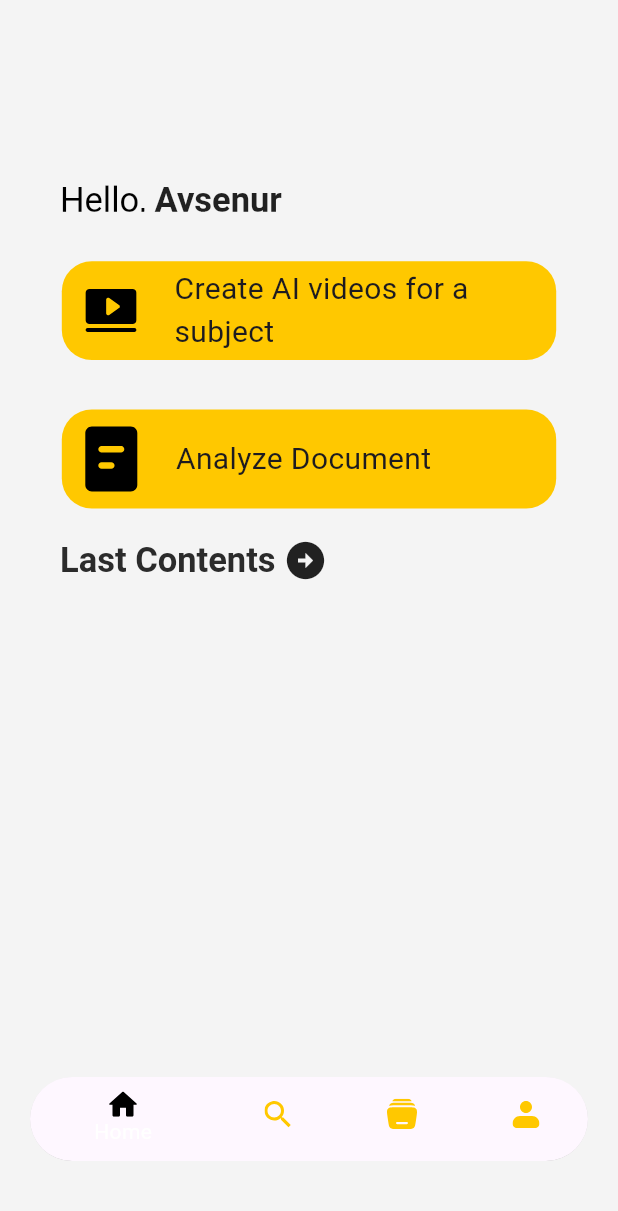
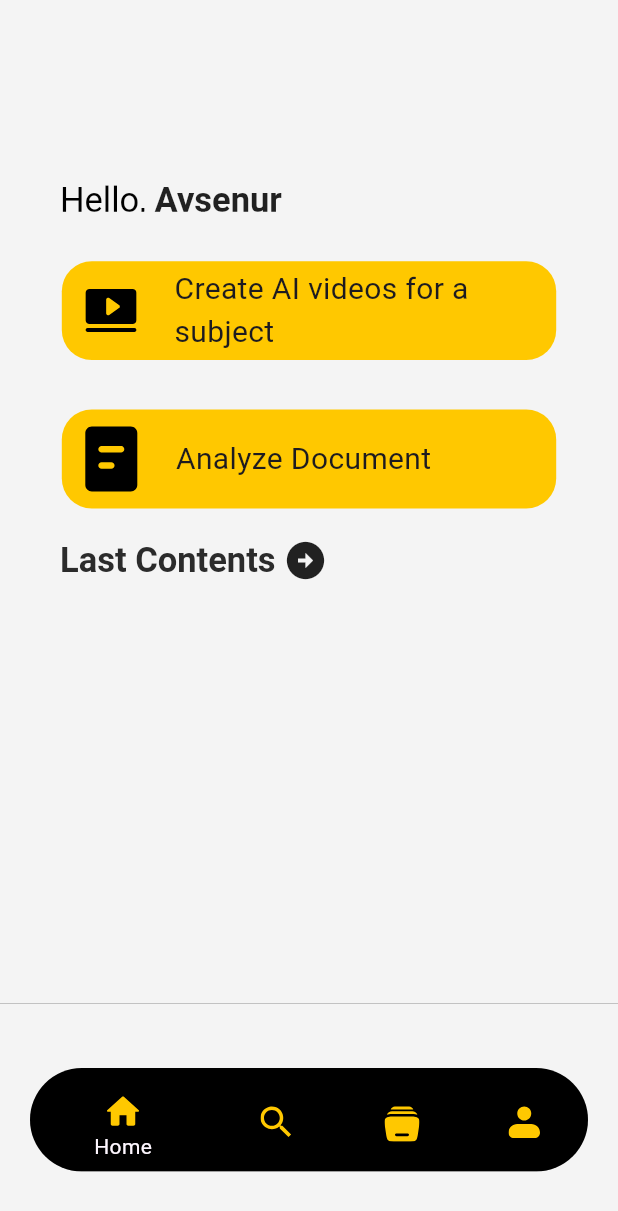
Before and after one commit to GirayKaradeniz/WASP, a Flutter app: the screen it shows after launch, on a phone screen of 412 x 824 dp. Shown: the top 1211 px of the screen. Run offline on Flutter 3.47's test engine with Material 3 defaults, Android fonts, the light colour scheme and no system bars; our stand-ins replace animated_splash_screen, flutter_svg, lottie.

Commit message:
BottomNavBarUpdateLastVersion

```diff
--- a/wasp_frontend/lib/main.dart
+++ b/wasp_frontend/lib/main.dart
@@ -2,6 +2,7 @@
 import 'package:flutter_svg/svg.dart';
 import 'package:wasp_frontend/pages/login_page.dart';
 import 'package:wasp_frontend/pages/splash_screen.dart';
+import 'package:wasp_frontend/resources/app_navbar.dart';
 import 'package:wasp_frontend/resources/app_resources.dart';
 import 'package:wasp_frontend/config/app_config.dart';
 import 'pages/homePage.dart';
@@ -23,7 +24,7 @@
         scaffoldBackgroundColor: AppColors.blackButtonBackground,
         useMaterial3: true,
       ),
-      home: Homepage(),
+      home: BottomNavigationPage(),
     );
   }
 }
@@ -73,10 +74,11 @@
       bottomNavigationBar: Container(
         child: BottomNavigationBar(currentIndex: myCurrentIndex, items: [
           BottomNavigationBarItem(
-              icon: SvgPicture.asset(AppAssets.videoIcon), label: "Home")
+            icon: SvgPicture.asset(AppAssets.videoIcon),
+          )
         ]),
       ),
-      body: pages[myCurrentIndex],
+      body: BottomNavigationPage(),
       floatingActionButton: FloatingActionButton(
         onPressed: _incrementCounter,
         tooltip: 'Increment',
--- a/wasp_frontend/lib/pages/homePage.dart
+++ b/wasp_frontend/lib/pages/homePage.dart
@@ -20,34 +20,6 @@
   Widget build(BuildContext context) {
     var screenSize = MediaQuery.of(context).size;
     return Scaffold(
-      backgroundColor: AppColors.pageBackground,
-      bottomNavigationBar: Container(
-        color: AppColors.pageBackground,
-        margin: EdgeInsets.symmetric(horizontal: 20, vertical: 50),
-        child: ClipRRect(
-          borderRadius: BorderRadius.circular(50),
-          child: Container(
-            child: BottomNavigationBar(
-                backgroundColor: Colors.black,
-                fixedColor: Colors.white,
-                currentIndex: myCurrentIndex,
-                items: [
-                  BottomNavigationBarItem(
-                      icon: SvgPicture.asset(AppAssets.homeIcon),
-                      label: "Home"),
-                  BottomNavigationBarItem(
-                      icon: SvgPicture.asset(AppAssets.searchIcon),
-                      label: "Search"),
-                  BottomNavigationBarItem(
-                      icon: SvgPicture.asset(AppAssets.libraryIcon),
-                      label: "Library"),
-                  BottomNavigationBarItem(
-                      icon: SvgPicture.asset(AppAssets.profileIcon),
-                      label: "Profile")
-                ]),
-          ),
-        ),
-      ),
       body: Container(
         decoration: BoxDecoration(color: AppColors.pageBackground),
         width: screenSize.width,
--- /dev/null
+++ b/wasp_frontend/lib/resources/app_navbar.dart
@@ -0,0 +1,80 @@
+import 'package:flutter/material.dart';
+import 'package:flutter_svg/svg.dart';
+import 'package:wasp_frontend/pages/homePage.dart';
+import 'package:wasp_frontend/pages/login_page.dart';
+import 'package:wasp_frontend/pages/signup_page.dart';
+import 'package:wasp_frontend/resources/app_assets.dart';
+import 'package:wasp_frontend/resources/app_colors.dart';
+
+class BottomNavigationPage extends StatefulWidget {
+  const BottomNavigationPage({super.key});
+
+  @override
+  State<BottomNavigationPage> createState() => _BottomNavigationPageState();
+}
+
+class _BottomNavigationPageState extends State<BottomNavigationPage> {
+  int myCurrentIndex = 0;
+
+  List pages = [Homepage(), LoginPage(), RegisterPage()];
+  @override
+  Widget build(BuildContext context) {
+    return Scaffold(
+      backgroundColor: AppColors.pageBackground,
+      bottomNavigationBar: Container(
+        alignment: Alignment.center,
+        height: 105,
+        color: AppColors.pageBackground,
+        margin: const EdgeInsets.symmetric(horizontal: 20, vertical: 25),
+        child: ClipRRect(
+          borderRadius: BorderRadius.circular(50),
+          child: BottomNavigationBar(
+              backgroundColor: Colors.black,
+              currentIndex: myCurrentIndex,
+              showUnselectedLabels: false,
+              onTap: (index) {
+                setState(() {
+                  myCurrentIndex = index;
+                });
+              },
+              items: [
+                BottomNavigationBarItem(
+                    backgroundColor: Colors.black,
+                    icon: SizedBox(
+                      // Wrapping icon in SizedBox to reduce item size
+                      width: 30, // Reduced width for the item
+                      child: SvgPicture.asset(AppAssets.homeIcon,
+                          height: 35), // Smaller icon size
+                    ),
+                    label: "Home"),
+                BottomNavigationBarItem(
+                    icon: SizedBox(
+                      // Wrapping icon in SizedBox to reduce item size
+                      width: 30, // Reduced width for the item
+                      child: SvgPicture.asset(AppAssets.searchIcon,
+                          height: 35), // Smaller icon size
+                    ),
+                    label: "Search"),
+                BottomNavigationBarItem(
+                    icon: SizedBox(
+                      // Wrapping icon in SizedBox to reduce item size
+                      width: 30, // Reduced width for the item
+                      child: SvgPicture.asset(AppAssets.libraryIcon,
+                          height: 35), // Smaller icon size
+                    ),
+                    label: "Library"),
+                BottomNavigationBarItem(
+                    icon: SizedBox(
+                      // Wrapping icon in SizedBox to reduce item size
+                      width: 30, // Reduced width for the item
+                      child: SvgPicture.asset(AppAssets.profileIcon,
+                          height: 35), // Smaller icon size
+                    ),
+                    label: "Profile"),
+              ]),
+        ),
+      ),
+      body: pages[myCurrentIndex],
+    );
+  }
+}
```
Also changed, not shown: wasp_frontend/assets/icons/homeIcon.svg, wasp_frontend/assets/icons/libraryIcon.svg, wasp_frontend/assets/icons/profileIcon.svg, wasp_frontend/assets/icons/searchIcon.svg, wasp_frontend/pubspec.lock.
